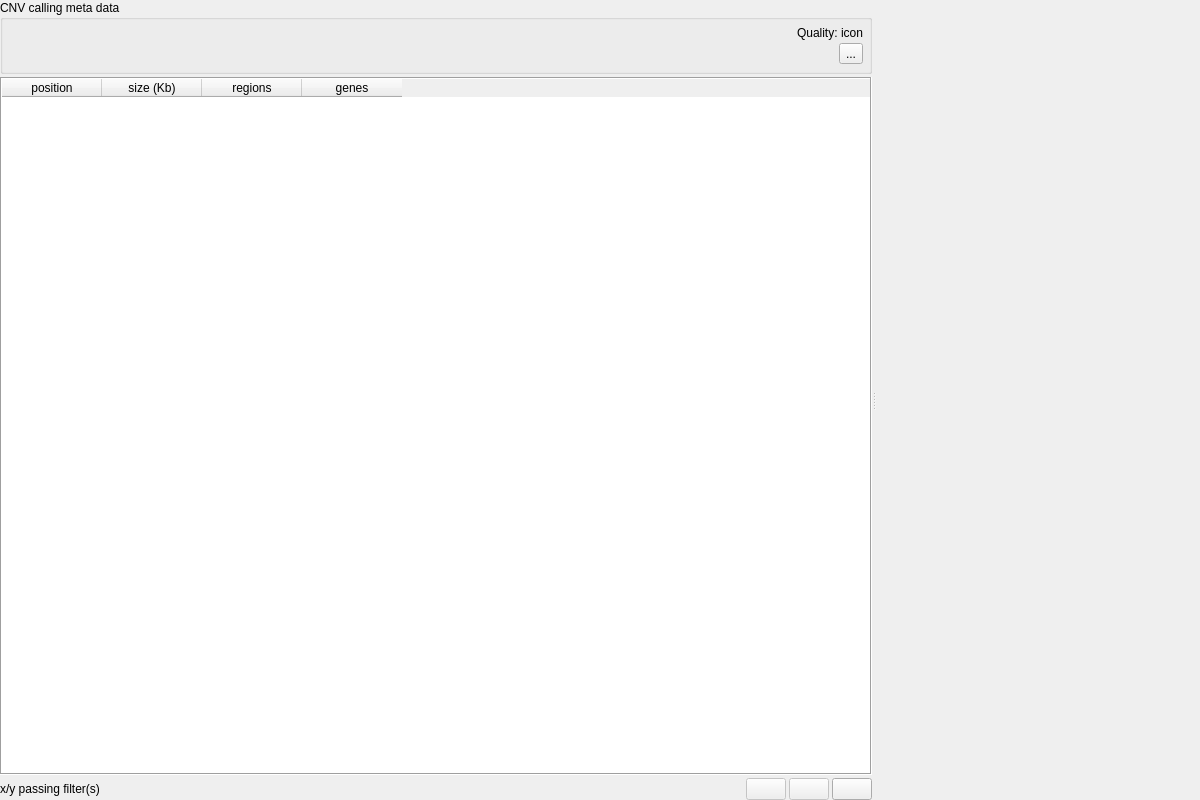
Old version of the form src/GSvar/CnvWidget.ui in the repository imgag/ngs-bits.
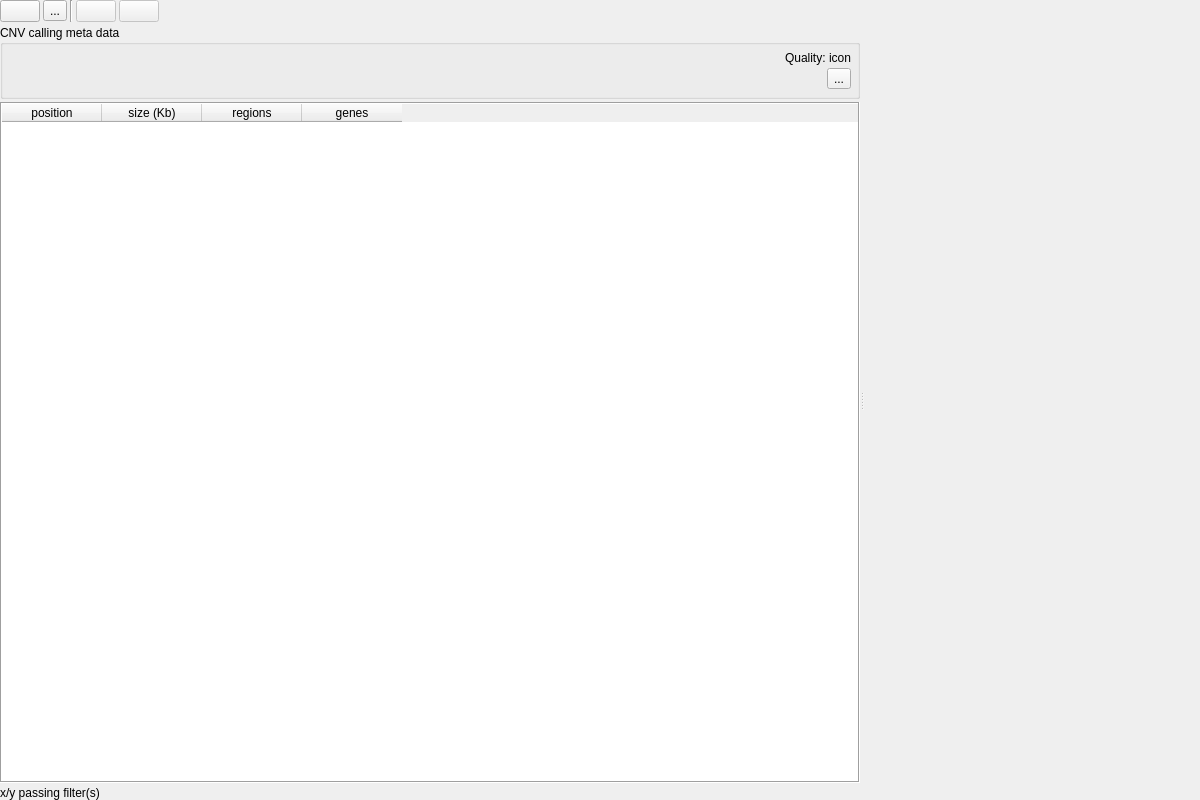
New version of the form. Icons and pictures are not drawn. Custom widgets are drawn as their Qt base class.

Commit message: GSvar: added custom column width button for CNV and SV dialog.

```diff
--- a/src/GSvar/CnvWidget.ui
+++ b/src/GSvar/CnvWidget.ui
@@ -48,6 +48,125 @@
        <property name="spacing">
         <number>3</number>
        </property>
+       <item>
+        <layout class="QHBoxLayout" name="horizontalLayout">
+         <property name="spacing">
+          <number>3</number>
+         </property>
+         <item>
+          <widget class="QPushButton" name="copy_clipboard">
+           <property name="sizePolicy">
+            <sizepolicy hsizetype="Fixed" vsizetype="Fixed">
+             <horstretch>0</horstretch>
+             <verstretch>0</verstretch>
+            </sizepolicy>
+           </property>
+           <property name="focusPolicy">
+            <enum>Qt::NoFocus</enum>
+           </property>
+           <property name="toolTip">
+            <string>&lt;html&gt;&lt;head/&gt;&lt;body&gt;&lt;p&gt;Copy filtered CNVs to clipboard.&lt;/p&gt;&lt;/body&gt;&lt;/html&gt;</string>
+           </property>
+           <property name="text">
+            <string/>
+           </property>
+           <property name="icon">
+            <iconset resource="GSvar.qrc">
+             <normaloff>:/Icons/CopyClipboard.png</normaloff>:/Icons/CopyClipboard.png</iconset>
+           </property>
+          </widget>
+         </item>
+         <item>
+          <widget class="QToolButton" name="resize_btn">
+           <property name="toolTip">
+            <string>Resize columns to content (custom).</string>
+           </property>
+           <property name="text">
+            <string>...</string>
+           </property>
+           <property name="icon">
+            <iconset resource="GSvar.qrc">
+             <normaloff>:/Icons/Resize_colums.png</normaloff>:/Icons/Resize_colums.png</iconset>
+           </property>
+          </widget>
+         </item>
+         <item>
+          <widget class="Line" name="line">
+           <property name="orientation">
+            <enum>Qt::Vertical</enum>
+           </property>
+          </widget>
+         </item>
+         <item>
+          <widget class="QPushButton" name="flag_visible_cnvs_artefacts">
+           <property name="enabled">
+            <bool>false</bool>
+           </property>
+           <property name="sizePolicy">
+            <sizepolicy hsizetype="Fixed" vsizetype="Fixed">
+             <horstretch>0</horstretch>
+             <verstretch>0</verstretch>
+            </sizepolicy>
+           </property>
+           <property name="focusPolicy">
+            <enum>Qt::NoFocus</enum>
+           </property>
+           <property name="toolTip">
+            <string>&lt;html&gt;&lt;head/&gt;&lt;body&gt;&lt;p&gt;Flag all unfiltered (=visible) somatic CNVs as artefacts.&lt;/p&gt;&lt;/body&gt;&lt;/html&gt;</string>
+           </property>
+           <property name="text">
+            <string/>
+           </property>
+           <property name="icon">
+            <iconset resource="GSvar.qrc">
+             <normaloff>:/Icons/Report_exclude_visible.png</normaloff>:/Icons/Report_exclude_visible.png</iconset>
+           </property>
+          </widget>
+         </item>
+         <item>
+          <widget class="QPushButton" name="flag_invisible_cnvs_artefacts">
+           <property name="enabled">
+            <bool>false</bool>
+           </property>
+           <property name="sizePolicy">
+            <sizepolicy hsizetype="Fixed" vsizetype="Fixed">
+             <horstretch>0</horstretch>
+             <verstretch>0</verstretch>
+            </sizepolicy>
+           </property>
+           <property name="focusPolicy">
+            <enum>Qt::NoFocus</enum>
+           </property>
+           <property name="acceptDrops">
+            <bool>false</bool>
+           </property>
+           <property name="toolTip">
+            <string>&lt;html&gt;&lt;head/&gt;&lt;body&gt;&lt;p&gt;Flag all filtered (=not visible) somatic CNVs as artefacts.&lt;/p&gt;&lt;/body&gt;&lt;/html&gt;</string>
+           </property>
+           <property name="text">
+            <string/>
+           </property>
+           <property name="icon">
+            <iconset resource="GSvar.qrc">
+             <normaloff>:/Icons/Report_exclude.png</normaloff>:/Icons/Report_exclude.png</iconset>
+           </property>
+          </widget>
+         </item>
+         <item>
+          <spacer name="horizontalSpacer_6">
+           <property name="orientation">
+            <enum>Qt::Horizontal</enum>
+           </property>
+           <property name="sizeHint" stdset="0">
+            <size>
+             <width>40</width>
+             <height>20</height>
+            </size>
+           </property>
+          </spacer>
+         </item>
+        </layout>
+       </item>
        <item>
         <widget class="QGroupBox" name="info_box">
          <property name="minimumSize">
@@ -254,91 +373,11 @@
         </widget>
        </item>
        <item>
-        <layout class="QHBoxLayout" name="horizontalLayout">
-         <property name="spacing">
-          <number>3</number>
+        <widget class="QLabel" name="status">
+         <property name="text">
+          <string>x/y passing filter(s)</string>
          </property>
-         <item>
-          <widget class="QLabel" name="status">
-           <property name="text">
-            <string>x/y passing filter(s)</string>
-           </property>
-          </widget>
-         </item>
-         <item>
-          <spacer name="horizontalSpacer_6">
-           <property name="orientation">
-            <enum>Qt::Horizontal</enum>
-           </property>
-           <property name="sizeHint" stdset="0">
-            <size>
-             <width>40</width>
-             <height>20</height>
-            </size>
-           </property>
-          </spacer>
-         </item>
-         <item>
-          <widget class="QPushButton" name="flag_visible_cnvs_artefacts">
-           <property name="enabled">
-            <bool>false</bool>
-           </property>
-           <property name="focusPolicy">
-            <enum>Qt::NoFocus</enum>
-           </property>
-           <property name="toolTip">
-            <string>&lt;html&gt;&lt;head/&gt;&lt;body&gt;&lt;p&gt;Flag all unfiltered (=visible) somatic CNVs as artefacts.&lt;/p&gt;&lt;/body&gt;&lt;/html&gt;</string>
-           </property>
-           <property name="text">
-            <string/>
-           </property>
-           <property name="icon">
-            <iconset resource="GSvar.qrc">
-             <normaloff>:/Icons/Report_exclude_visible.png</normaloff>:/Icons/Report_exclude_visible.png</iconset>
-           </property>
-          </widget>
-         </item>
-         <item>
-          <widget class="QPushButton" name="flag_invisible_cnvs_artefacts">
-           <property name="enabled">
-            <bool>false</bool>
-           </property>
-           <property name="focusPolicy">
-            <enum>Qt::NoFocus</enum>
-           </property>
-           <property name="acceptDrops">
-            <bool>false</bool>
-           </property>
-           <property name="toolTip">
-            <string>&lt;html&gt;&lt;head/&gt;&lt;body&gt;&lt;p&gt;Flag all filtered (=not visible) somatic CNVs as artefacts.&lt;/p&gt;&lt;/body&gt;&lt;/html&gt;</string>
-           </property>
-           <property name="text">
-            <string/>
-           </property>
-           <property name="icon">
-            <iconset resource="GSvar.qrc">
-             <normaloff>:/Icons/Report_exclude.png</normaloff>:/Icons/Report_exclude.png</iconset>
-           </property>
-          </widget>
-         </item>
-         <item>
-          <widget class="QPushButton" name="copy_clipboard">
-           <property name="focusPolicy">
-            <enum>Qt::NoFocus</enum>
-           </property>
-           <property name="toolTip">
-            <string>&lt;html&gt;&lt;head/&gt;&lt;body&gt;&lt;p&gt;Copy filtered CNVs to clipboard.&lt;/p&gt;&lt;/body&gt;&lt;/html&gt;</string>
-           </property>
-           <property name="text">
-            <string/>
-           </property>
-           <property name="icon">
-            <iconset resource="GSvar.qrc">
-             <normaloff>:/Icons/CopyClipboard.png</normaloff>:/Icons/CopyClipboard.png</iconset>
-           </property>
-          </widget>
-         </item>
-        </layout>
+        </widget>
        </item>
       </layout>
      </widget>
```
The commit also changes 10 other files.
